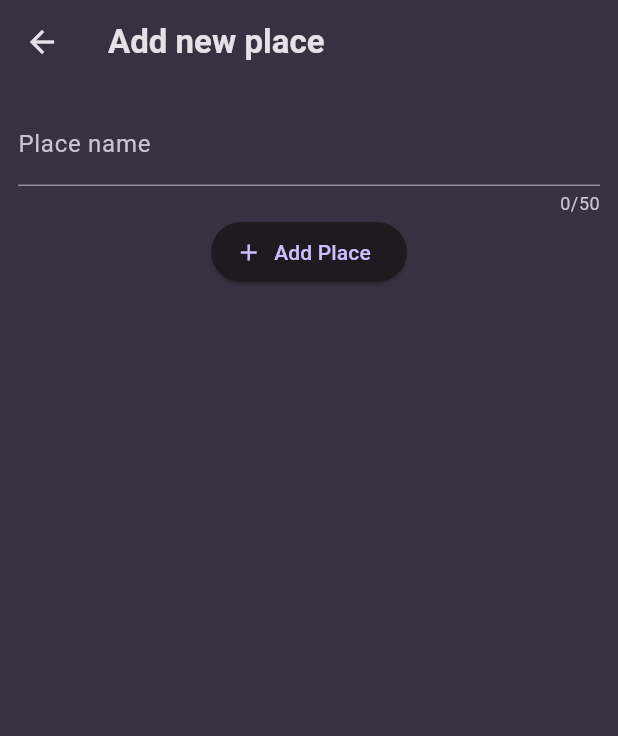
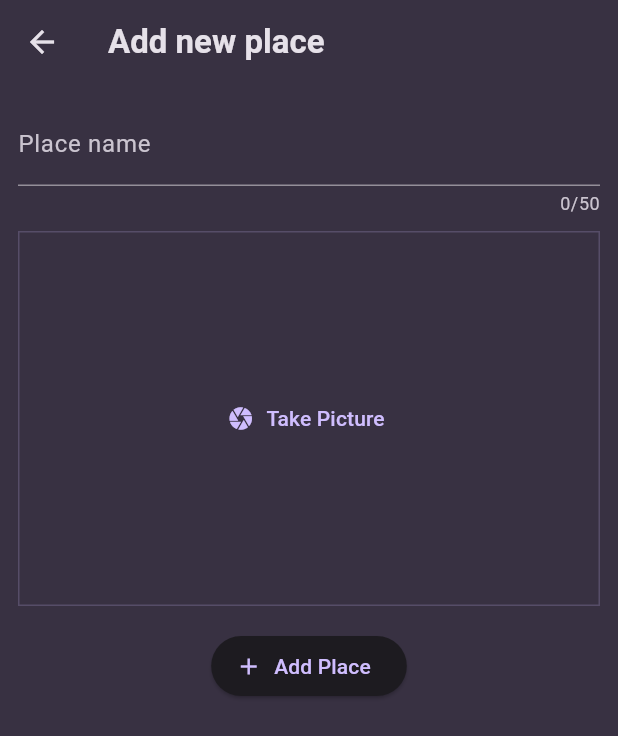
Before and after one commit to Coolhatena/flutter-favorite-places, a Flutter app: the screen it shows after launch, after a tap on the "add" icon, on a phone screen of 412 x 824 dp. Shown: the top 736 px of the screen. Run offline on Flutter 3.47's test engine with Material 3 defaults, Android fonts, the phone set to English and light mode, and no system bars; our stand-ins replace flutter_riverpod, google_fonts, image_picker.

Commit message:
Add integration with native camera

```diff
--- a/lib/models/place.dart
+++ b/lib/models/place.dart
@@ -1,10 +1,13 @@
+import 'dart:io';
+
 import 'package:uuid/uuid.dart';
 
 const uuid = Uuid();
 
 class Place {
-  Place({required this.name}) : id = uuid.v4();
+  Place({required this.name, required this.image}) : id = uuid.v4();
 
   final String id;
   final String name;
+  final File image;
 }
--- a/lib/screens/add_place_screen.dart
+++ b/lib/screens/add_place_screen.dart
@@ -1,11 +1,22 @@
+import 'dart:io';
+
 import 'package:favorite_places/models/place.dart';
 import 'package:favorite_places/providers/places_provider.dart';
+import 'package:favorite_places/widgets/image_input.dart';
 import 'package:flutter/material.dart';
 import 'package:flutter_riverpod/flutter_riverpod.dart';
 
-class AddPlaceScreen extends StatelessWidget {
-  AddPlaceScreen({super.key});
+class AddPlaceScreen extends StatefulWidget {
+  const AddPlaceScreen({super.key});
+
+  @override
+  State<AddPlaceScreen> createState() => _AddPlaceScreenState();
+}
+
+class _AddPlaceScreenState extends State<AddPlaceScreen> {
   final _nameController = TextEditingController();
+
+  File? _selectedImage;
 
   void _submitPlace(BuildContext context) {
     final enteredName = _nameController.text.trim();
@@ -17,8 +28,15 @@ class AddPlaceScreen extends StatelessWidget {
       return;
     }
 
+    if (_selectedImage == null) {
+      ScaffoldMessenger.of(context).showSnackBar(
+        const SnackBar(content: Text('Please select an image.')),
+      );
+      return;
+    }
+
     final container = ProviderScope.containerOf(context);
-    final newPlace = Place(name: enteredName);
+    final newPlace = Place(name: enteredName, image: _selectedImage!);
 
     container.read(placesProvider.notifier).addPlace(newPlace);
 
@@ -49,6 +67,13 @@ class AddPlaceScreen extends StatelessWidget {
                     style: TextStyle(
                         color: Theme.of(context).colorScheme.onSurface),
                   ),
+                  const SizedBox(height: 10),
+                  ImageInput(
+                    onPickImage: (image) {
+                      _selectedImage = image;
+                    },
+                  ),
+                  const SizedBox(height: 16),
                   ElevatedButton.icon(
                     onPressed: () {
                       _submitPlace(context);
--- a/lib/screens/your_places_screen.dart
+++ b/lib/screens/your_places_screen.dart
@@ -21,19 +21,26 @@ class YourPlacesScreen extends ConsumerWidget {
               ),
             ),
           )
-        : ListView.builder(
+        : Padding(
+            padding: const EdgeInsets.all(8.0),
+            child: ListView.builder(
               itemCount: yourPlaces.length,
               itemBuilder: (context, index) => ListTile(
+                leading: CircleAvatar(
+                  radius: 26,
+                  backgroundImage: FileImage(yourPlaces[index].image),
+                ),
                 title: Text(yourPlaces[index].name),
                 onTap: () {
                   Navigator.of(context).push(
                     MaterialPageRoute(
                       builder: (context) => PlaceDetails(
-                      name: yourPlaces[index].name,
+                        place: yourPlaces[index],
                       ),
                     ),
                   );
                 },
+              ),
             ),
           );
 
--- /dev/null
+++ b/lib/widgets/image_input.dart
@@ -0,0 +1,69 @@
+import 'package:flutter/material.dart';
+import 'package:image_picker/image_picker.dart';
+import 'dart:io';
+
+class ImageInput extends StatefulWidget {
+  const ImageInput({super.key, required this.onPickImage});
+
+  final void Function(File image) onPickImage;
+
+  @override
+  State<ImageInput> createState() {
+    return _ImageInputState();
+  }
+}
+
+class _ImageInputState extends State<ImageInput> {
+  File? _takenImage;
+
+  void _takePicture() async {
+    final imagePicker = ImagePicker();
+    final pickedImage = await imagePicker.pickImage(
+      source: ImageSource.camera,
+      maxWidth: 600,
+    );
+
+    if (pickedImage == null) {
+      return;
+    }
+
+    setState(() {
+      _takenImage = File(pickedImage.path);
+    });
+    widget.onPickImage(_takenImage!);
+  }
+
+  @override
+  Widget build(BuildContext context) {
+    Widget content = TextButton.icon(
+      onPressed: _takePicture,
+      icon: const Icon(Icons.camera),
+      label: const Text('Take Picture'),
+    );
+
+    if (_takenImage != null) {
+      content = GestureDetector(
+        onTap: _takePicture,
+        child: Image.file(
+          _takenImage!,
+          fit: BoxFit.cover,
+          width: double.infinity,
+          height: double.infinity,
+        ),
+      );
+    }
+
+    return Container(
+      decoration: BoxDecoration(
+        border: Border.all(
+          width: 1,
+          color: Theme.of(context).colorScheme.primary.withOpacity(0.2),
+        ),
+      ),
+      height: 250,
+      width: double.infinity,
+      alignment: Alignment.center,
+      child: content,
+    );
+  }
+}
--- a/pubspec.yaml
+++ b/pubspec.yaml
@@ -38,6 +38,7 @@ dependencies:
   google_fonts: ^6.2.1
   flutter_riverpod: ^2.6.1
   uuid: ^4.5.1
+  image_picker: ^1.1.2
 
 dev_dependencies:
   flutter_test:
```
Also changed, not shown: lib/screens/place_details.dart (+12 -10 lines), pubspec.lock, 5 other files. Lines whose indentation alone changed are shown as unchanged.
